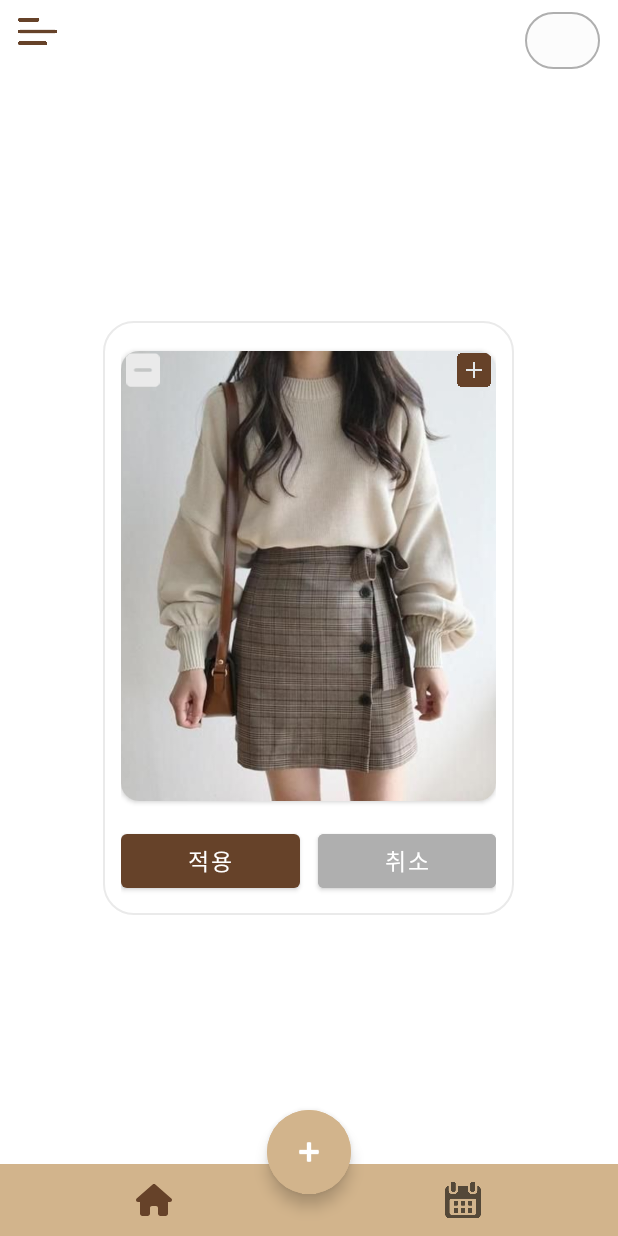
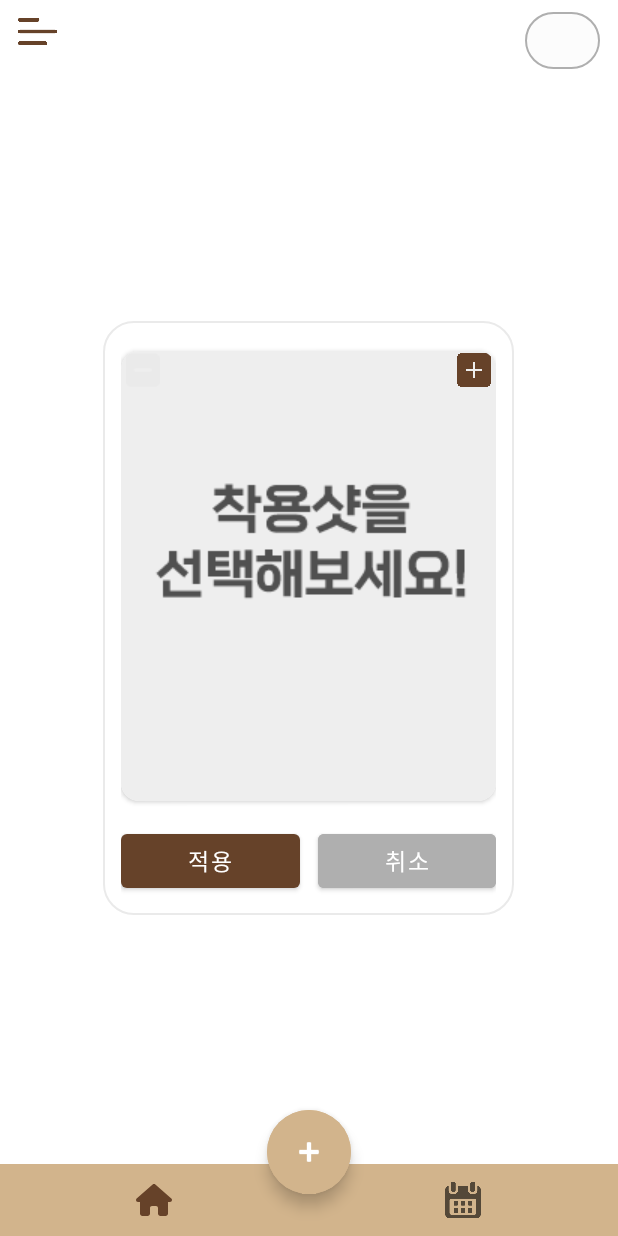
Before and after one commit to tmdgh1592/SE2022_3_3, an Android app built with Jetpack Compose: the fragment DailyPhotoDialogFragment placed in its activity, on a phone screen of 412 x 824 dp. Run offline under Robolectric (Android 15) with nearby library versions, the light colour scheme and no system bars; our stand-ins replace Room's generated code, data binding; libraries missing offline, so code that uses them is left out: com.github.drjacky.imagepicker, com.prolificinteractive.materialcalendarview; pictures from the network do not load; Roboto replaces fonts that are not available here; 1 statement that could not run was skipped.

Commit message:
feat: DailyPhoto 디폴트 사진 변경 related to: #24

```diff
--- a/Hanger/app/src/main/res/layout/fragment_dialog_photo.xml
+++ b/Hanger/app/src/main/res/layout/fragment_dialog_photo.xml
@@ -37,7 +37,7 @@
                     android:layout_width="match_parent"
                     android:layout_height="match_parent"
                     android:scaleType="centerCrop"
-                    android:src="@drawable/sample_cloth" />
+                    android:src="@drawable/img_empty_daily_photo" />
 
                 <ImageView
                     android:id="@+id/delete_btn"
```
Also changed, not shown: Hanger/app/src/main/res/drawable/img_empty_daily_photo.png (added).
